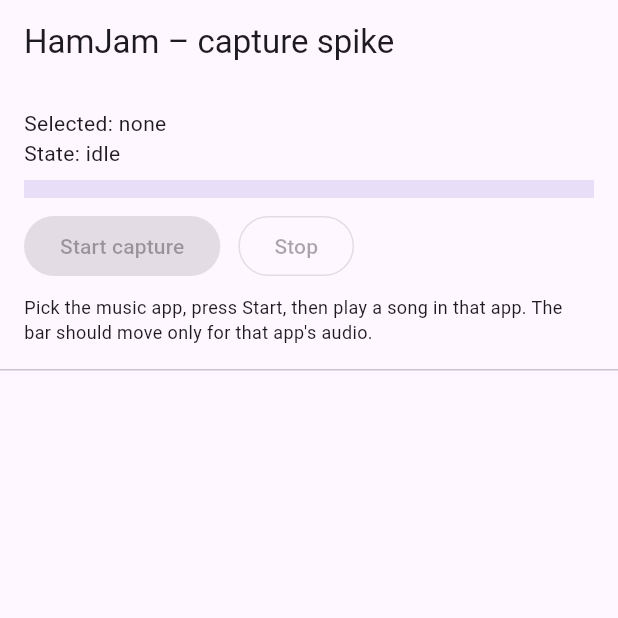
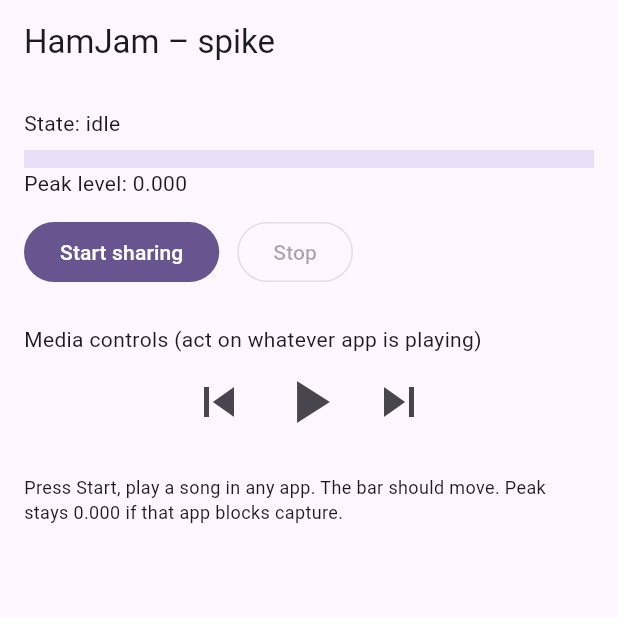
Before and after one commit to anisharaz/hamjam, a Flutter app: the screen it shows after launch, on a phone screen of 412 x 824 dp, the top half of it. Run offline on Flutter 3.47's test engine with Material 3 defaults, Android fonts, the phone set to English and light mode, and no system bars.

Commit message:
Capture all media audio and add media-key controls
Co-Authored-By: Claude Sonnet 5.5 <noreply@anthropic.com>

```diff
--- a/app/lib/main.dart
+++ b/app/lib/main.dart
@@ -13,7 +13,7 @@ class HamJamApp extends StatelessWidget {
       );
 }
 
-/// Milestone 1 spike: pick an app, capture only its audio, show a level meter.
+/// Spike: capture all media audio (no calls) and drive any player via media keys.
 class CaptureSpike extends StatefulWidget {
   const CaptureSpike({super.key});
   @override
@@ -24,10 +24,9 @@ class _CaptureSpikeState extends State<CaptureSpike> {
   static const _method = MethodChannel('hamjam/capture');
   static const _events = EventChannel('hamjam/capture_events');
 
-  List<Map> _apps = [];
-  Map? _selected;
   String _state = 'idle';
   double _level = 0;
+  double _peak = 0;
 
   @override
   void initState() {
@@ -35,68 +34,58 @@ class _CaptureSpikeState extends State<CaptureSpike> {
     _events.receiveBroadcastStream().listen((e) {
       final m = e as Map;
       setState(() {
-        if (m.containsKey('level')) _level = (m['level'] as double);
+        if (m.containsKey('level')) {
+          _level = m['level'] as double;
+          if (_level > _peak) _peak = _level;
+        }
         if (m.containsKey('state')) {
           _state = m['state'] as String;
           if (_state != 'capturing') _level = 0;
         }
       });
     });
-    _method.invokeListMethod<Map>('listApps').then((a) => setState(() => _apps = a ?? []));
   }
 
   Future<void> _start() async {
-    if (_selected == null) return;
-    final ok = await _method.invokeMethod<bool>('start', {'uid': _selected!['uid']});
+    _peak = 0;
+    final ok = await _method.invokeMethod<bool>('start');
     if (ok != true) setState(() => _state = 'grant permissions, then press Start again');
   }
 
   Future<void> _stop() => _method.invokeMethod('stop');
+  Future<void> _key(String k) => _method.invokeMethod('mediaKey', {'key': k});
 
   @override
   Widget build(BuildContext context) {
     final capturing = _state == 'capturing';
     return Scaffold(
-      appBar: AppBar(title: const Text('HamJam – capture spike')),
-      body: Column(children: [
-        Padding(
+      appBar: AppBar(title: const Text('HamJam – spike')),
+      body: Padding(
         padding: const EdgeInsets.all(16),
         child: Column(crossAxisAlignment: CrossAxisAlignment.start, children: [
-            Text('Selected: ${_selected?['name'] ?? 'none'}'),
           Text('State: $_state'),
           const SizedBox(height: 8),
           LinearProgressIndicator(value: (_level * 4).clamp(0, 1), minHeight: 12),
-            const SizedBox(height: 8),
+          Text('Peak level: ${_peak.toStringAsFixed(3)}'),
+          const SizedBox(height: 12),
           Row(children: [
-              FilledButton(
-                  onPressed: capturing || _selected == null ? null : _start,
-                  child: const Text('Start capture')),
+            FilledButton(onPressed: capturing ? null : _start, child: const Text('Start sharing')),
             const SizedBox(width: 12),
             OutlinedButton(onPressed: capturing ? _stop : null, child: const Text('Stop')),
           ]),
-            const SizedBox(height: 8),
-            const Text('Pick the music app, press Start, then play a song in that app. '
-                'The bar should move only for that app\'s audio.',
+          const SizedBox(height: 24),
+          const Text('Media controls (act on whatever app is playing)'),
+          Row(mainAxisAlignment: MainAxisAlignment.center, children: [
+            IconButton(iconSize: 40, onPressed: () => _key('previous'), icon: const Icon(Icons.skip_previous)),
+            IconButton(iconSize: 48, onPressed: () => _key('playPause'), icon: const Icon(Icons.play_arrow)),
+            IconButton(iconSize: 40, onPressed: () => _key('next'), icon: const Icon(Icons.skip_next)),
+          ]),
+          const SizedBox(height: 16),
+          const Text('Press Start, play a song in any app. The bar should move. '
+              'Peak stays 0.000 if that app blocks capture.',
               style: TextStyle(fontSize: 12)),
         ]),
       ),
-        const Divider(height: 1),
-        Expanded(
-          child: ListView.builder(
-            itemCount: _apps.length,
-            itemBuilder: (_, i) {
-              final a = _apps[i];
-              return ListTile(
-                dense: true,
-                title: Text(a['name']),
-                subtitle: Text(a['package']),
-                selected: _selected?['package'] == a['package'],
-                onTap: capturing ? null : () => setState(() => _selected = a),
-              );
-            },
-          ),
-        ),
-      ]),
     );
   }
 }
```
Also changed, not shown: 2 other files. Lines whose indentation alone changed are shown as unchanged.
